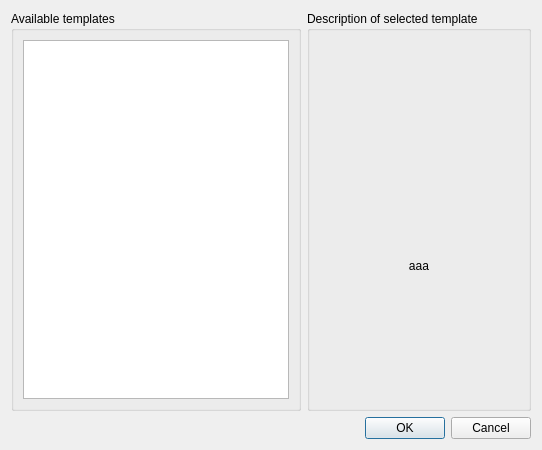
Above: src/gui/formnewproject.ui from BuildmLearn/BuildmLearn-Toolkit before the change. Below: the same form after it.
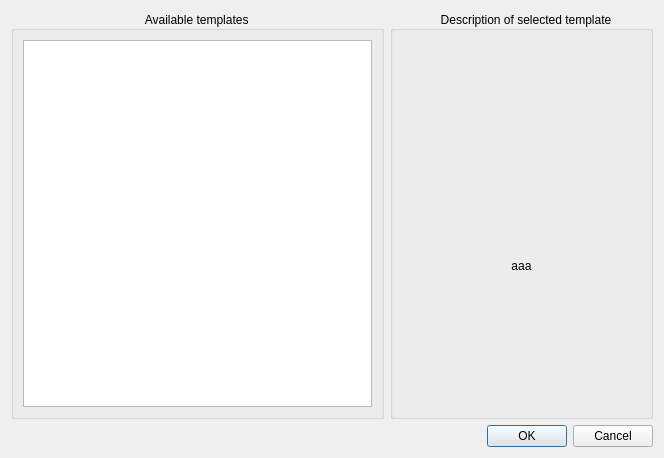
That is the form after the change.

Commit message:
Issue #49 patch: Template selection dialog keeps shifting on selection - Ubuntu
Body

Patch:
```diff
--- a/src/gui/formnewproject.ui
+++ b/src/gui/formnewproject.ui
@@ -6,13 +6,16 @@
    <rect>
     <x>0</x>
     <y>0</y>
-    <width>542</width>
-    <height>450</height>
+    <width>664</width>
+    <height>458</height>
    </rect>
   </property>
   <property name="windowTitle">
    <string>Create new project</string>
   </property>
+  <property name="layoutDirection">
+   <enum>Qt::LeftToRight</enum>
+  </property>
   <layout class="QGridLayout" name="gridLayout_2">
    <item row="2" column="0" colspan="2">
     <widget class="QDialogButtonBox" name="m_buttonBox">
@@ -24,10 +27,28 @@
      </property>
     </widget>
    </item>
+   <item row="0" column="0" rowspan="2">
+    <widget class="QGroupBox" name="groupBox_2">
+     <property name="title">
+      <string>          Available templates          </string>
+     </property>
+     <property name="alignment">
+      <set>Qt::AlignCenter</set>
+     </property>
+     <layout class="QHBoxLayout" name="horizontalLayout_2">
+      <item>
+       <widget class="QListWidget" name="m_listTemplates"/>
+      </item>
+     </layout>
+    </widget>
+   </item>
    <item row="0" column="1" rowspan="2">
     <widget class="QGroupBox" name="groupBox">
      <property name="title">
-      <string>Description of selected template</string>
+      <string>           Description of selected template        </string>
+     </property>
+     <property name="alignment">
+      <set>Qt::AlignCenter</set>
      </property>
      <layout class="QVBoxLayout" name="verticalLayout">
       <item>
@@ -74,18 +95,6 @@
      </layout>
     </widget>
    </item>
-   <item row="0" column="0" rowspan="2">
-    <widget class="QGroupBox" name="groupBox_2">
-     <property name="title">
-      <string>Available templates</string>
-     </property>
-     <layout class="QHBoxLayout" name="horizontalLayout_2">
-      <item>
-       <widget class="QListWidget" name="m_listTemplates"/>
-      </item>
-     </layout>
-    </widget>
-   </item>
   </layout>
  </widget>
  <tabstops>
```
The commit also changes 2 other files.
